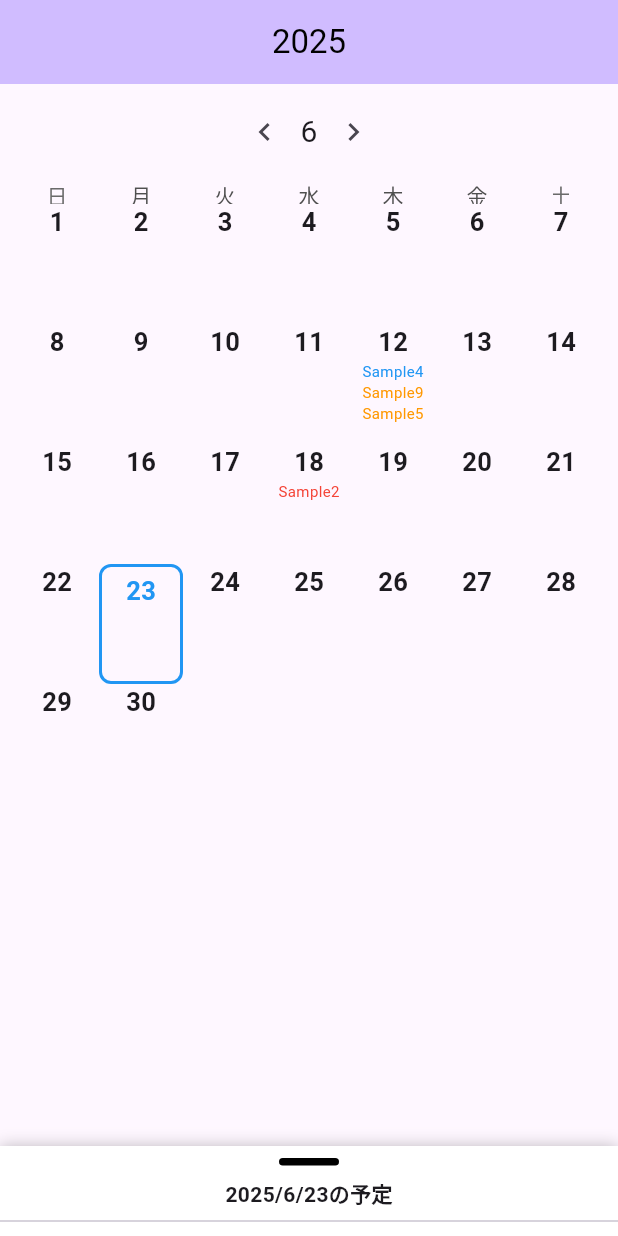
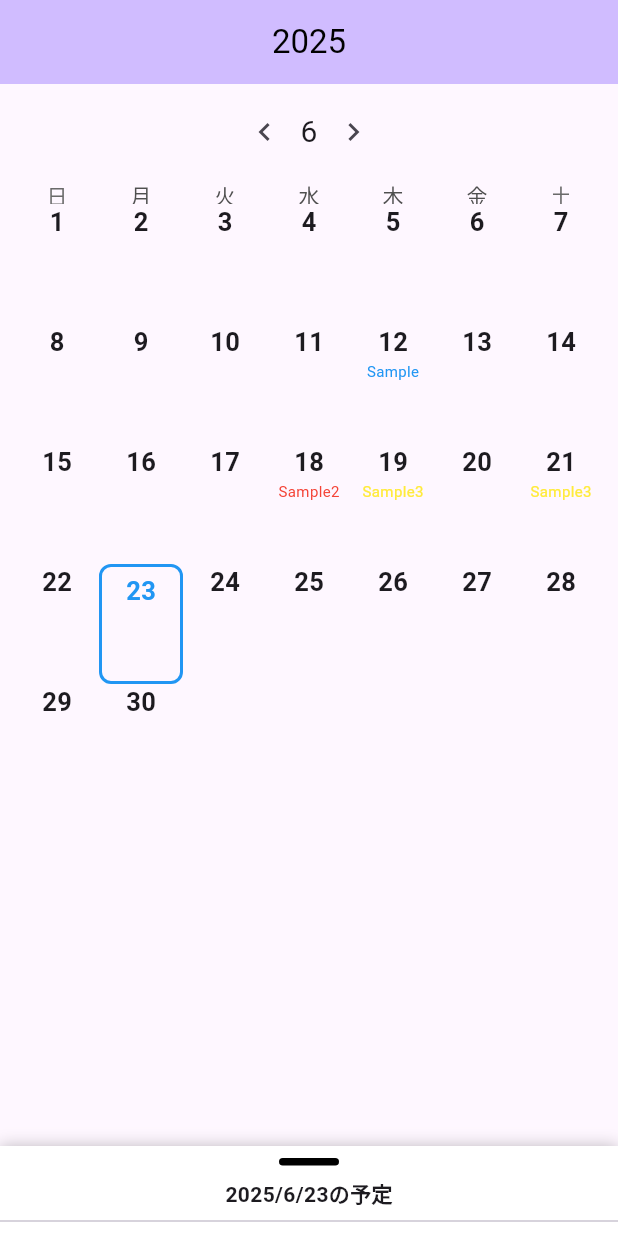
Before and after one commit to h-hashimoto-417/carendarapp, a Flutter app: the screen it shows after launch, on a phone screen of 412 x 824 dp. Run offline on Flutter 3.47's test engine with Material 3 defaults, Android fonts, the phone set to English and light mode, and no system bars; drawn by our look-alikes of sliding_up_panel, table_calendar; our stand-ins replace flutter_hooks, flutter_riverpod, hooks_riverpod, riverpod_annotation; generated files the repository leaves out were written again.

Commit message:
タスクを一時間ごとに分離させる

```diff
--- a/flutter_application/lib/data/TaskManager.dart
+++ b/flutter_application/lib/data/TaskManager.dart
@@ -10,15 +10,10 @@ part 'TaskManager.g.dart';
 
 class TaskController extends _$TaskController{
   final List<Task> sampleTask = [
-    Task(title: 'Sample', requiredHours: 1, color: 1, startTime: DateTime.utc(2025, 6, 12, 12)),
-    Task(title: 'Sample2', requiredHours: 2, color: 0, startTime: DateTime.utc(2025, 6, 18, 11)),
-    Task(title: 'Sample3', requiredHours: 2, color: 5, startTime: DateTime.utc(2025, 6, 12, 9)),
-    Task(title: 'Sample4', requiredHours: 1, color: 1, startTime: DateTime.utc(2025, 6, 12, 1)),
-    Task(title: 'Sample5', requiredHours: 2, color: 6, startTime: DateTime.utc(2025, 6, 12, 7)),
-    Task(title: 'Sample6', requiredHours: 2, color: 8, startTime: DateTime.utc(2025, 6, 12, 15)),
-    Task(title: 'Sample7', requiredHours: 1, color: 2, startTime: DateTime.utc(2025, 6, 12, 17)),
-    Task(title: 'Sample8', requiredHours: 2, color: 4, startTime: DateTime.utc(2025, 6, 12, 20)),
-    Task(title: 'Sample9', requiredHours: 2, color: 6, startTime: DateTime.utc(2025, 6, 12, 3)),
+    Task(title: 'Sample', requiredHours: 1, color: 1, startTime: [DateTime.utc(2025, 6, 12, 12)]),
+    Task(title: 'Sample2', requiredHours: 2, color: 0, startTime: [DateTime.utc(2025, 6, 18, 11)]),
+    Task(title: 'Sample3', requiredHours: 2, color: 2, startTime: [DateTime.utc(2025, 6, 19, 11), DateTime.utc(2025, 6, 21, 10)]),
+
   ];
 
   @override
--- a/flutter_application/lib/data/database.dart
+++ b/flutter_application/lib/data/database.dart
@@ -13,7 +13,7 @@ class Task {
   final int color;
   final RepeteType repete;
   final String? comment;
-  final DateTime startTime;
+  final List<DateTime>? startTime;
 
   const Task({
     required this.title,
@@ -22,7 +22,17 @@ class Task {
     required this.color,
     this.repete = RepeteType.none,
     this.comment,
-    required this.startTime,
+    this.startTime,
   });
 
 }
+
+class ScheduledTask {
+  final Task task;        // 元のタスク
+  final DateTime dateTime; // このスケジュールの開始日時
+
+  ScheduledTask({
+    required this.task,
+    required this.dateTime,
+  });
+}
--- a/flutter_application/lib/screens/screen_calendar.dart
+++ b/flutter_application/lib/screens/screen_calendar.dart
@@ -43,22 +43,32 @@ class ScreenCalendar extends HookConsumerWidget {
       );
     }
 
-    List<Task> getTasksForDay(DateTime day) {
-      final tasks = taskProvider
-          .where((task) => isSameDay(task.startTime, day))
-          .toList();
-      tasks.sort((a, b) => a.startTime.compareTo(b.startTime));
-      return tasks;
+    List<ScheduledTask> getScheduledTasksForDay(DateTime day) {
+      final List<ScheduledTask> scheduledTasks = [];
+
+      for (final task in taskProvider) {
+        if (task.startTime == null) continue;
+          for (final dt in task.startTime!) {
+            if (isSameDay(dt, day)) {
+              scheduledTasks.add(ScheduledTask(task: task, dateTime: dt));
+            }
+          }
+      }
+
+  // 開始日時でソート
+      scheduledTasks.sort((a, b) => a.dateTime.compareTo(b.dateTime));
+      return scheduledTasks;
     }
 
     List<Widget> buildTaskTitles(DateTime date) {
-      final tasks = getTasksForDay(date);
+      final tasks = getScheduledTasksForDay(date);
       final displayTasks = tasks.take(3).toList();
 
       if (displayTasks.isEmpty) return [];
 
-      return displayTasks.map((task) {
-        final shortTitle = task.title.length > 5
+      return displayTasks.map((scheduledTask) {
+        final task = scheduledTask.task;
+        final shortTitle = task.title.length > 7
           ? task.title.substring(0, 7)
           : task.title;
         final colorIndex = task.color.clamp(0, 9);
@@ -89,7 +99,7 @@ class ScreenCalendar extends HookConsumerWidget {
         minHeight: 60,
         maxHeight: MediaQuery.of(context).size.height * 0.4,
         panelBuilder: (sc) {
-          final tasks = getTasksForDay(selectedDayState.value);
+          final tasks = getScheduledTasksForDay(selectedDayState.value);
           return Column(
             children: [
               Container(
@@ -111,12 +121,12 @@ class ScreenCalendar extends HookConsumerWidget {
                   controller: sc,
                   itemCount: tasks.length,
                   itemBuilder: (context, index) {
-                    final task = tasks[index];
+                    final scheduledTask = tasks[index];
+                    final task = scheduledTask.task;
+                    final dt = scheduledTask.dateTime;
                     return ListTile(
-                      title: Text(
-                        '${task.startTime.hour}時：${task.title}',
-                        ),
-                      subtitle: Text('必要時間：${task.requiredHours}h'),
+                      title: Text('${dt.hour}:00　${task.title}'),
+                      subtitle: Text(task.comment != null? 'コメント：${task.comment}': 'コメントなし'),
                       leading: CircleAvatar(
                         backgroundColor: Color(task.color),
                       ),
@@ -145,7 +155,10 @@ class ScreenCalendar extends HookConsumerWidget {
                 }
             },
             eventLoader: (date){
-              return getTasksForDay(date);
+              return taskProvider.where((task) {
+                final times = task.startTime;
+                return times != null && times.any((dt) => isSameDay(dt, date));
+              }).toList();
             },
             locale: 'ja_JP',
             headerStyle: const HeaderStyle(
```
